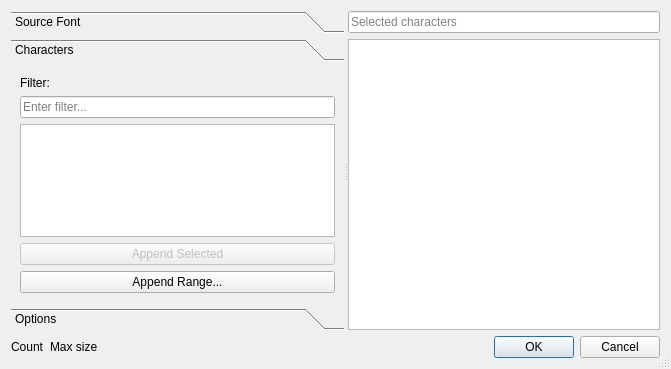
Above: controls/fonts/font-new/dialogfontselect.ui from riuson/lcd-image-converter before the change. Below: the same form after it.
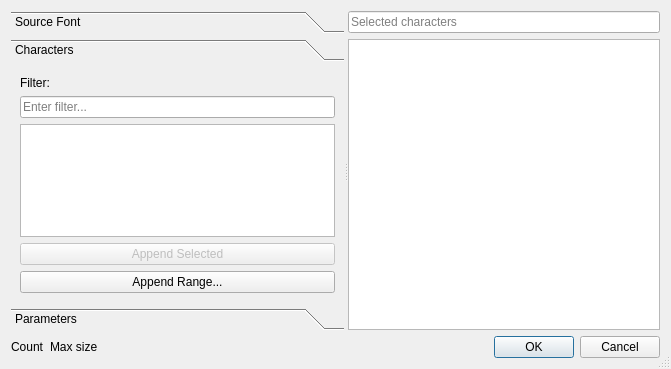
That is the form after the change. The open tabs and pages were chosen to show the change.

Commit message: Renamed last toolbox panel

```diff
--- a/controls/fonts/font-new/dialogfontselect.ui
+++ b/controls/fonts/font-new/dialogfontselect.ui
@@ -180,7 +180,7 @@
         </rect>
        </property>
        <attribute name="label">
-        <string>Options</string>
+        <string>Parameters</string>
        </attribute>
        <layout class="QVBoxLayout" name="verticalLayout_5">
         <item>
```
Left out of the diff: 10 changed lines with no effect on the pictures.
